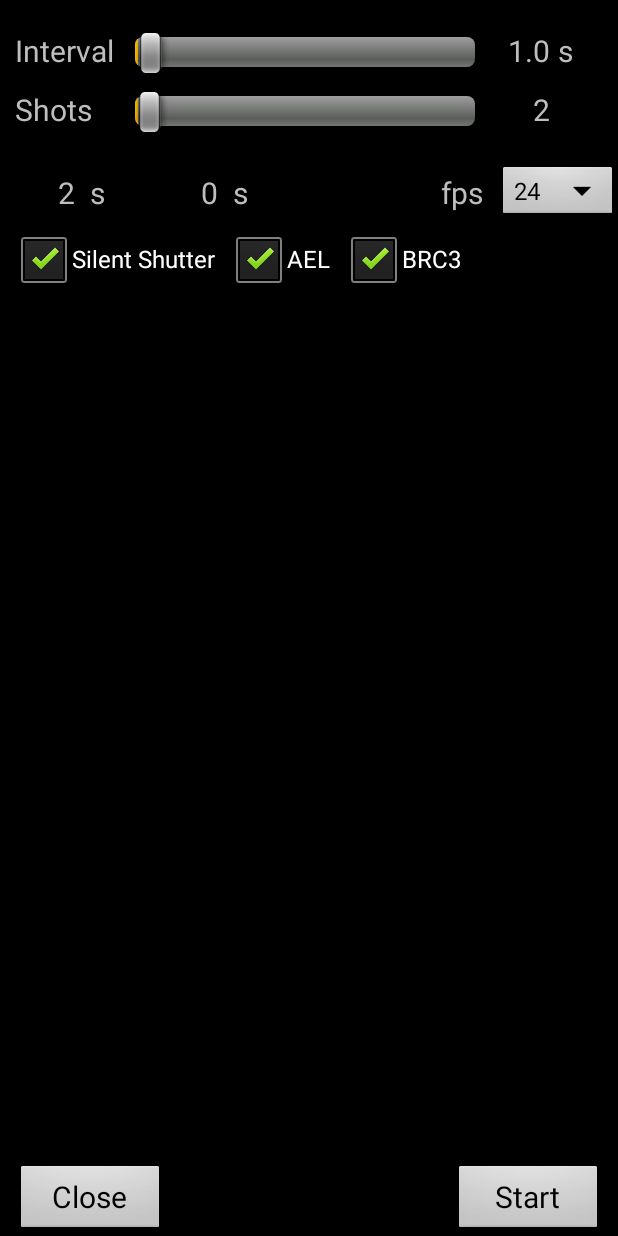
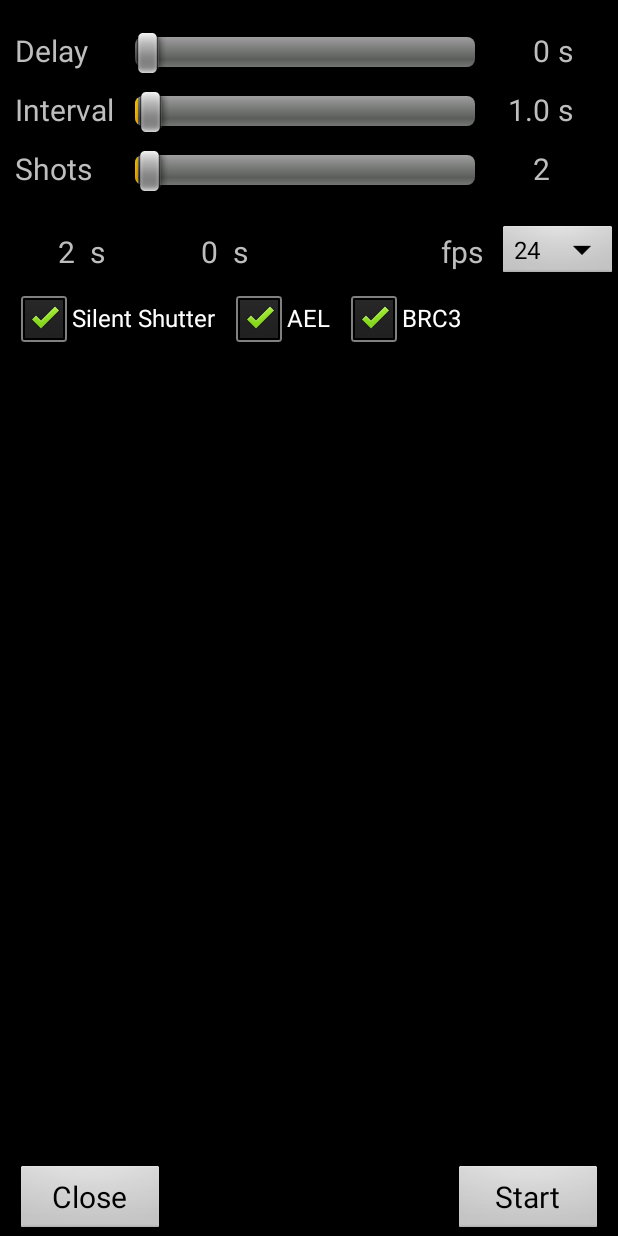
Before and after one commit to jonasjuffinger/TimeLapse, an Android app: the screen it shows after launch (SettingsActivity), on a phone screen of 412 x 824 dp. Run offline under Robolectric (Android 15) with nearby library versions, the phone set to English and light mode, and no system bars; libraries missing offline, so code that uses them is left out: com.sony.scalar; pictures from the network do not load; 4 statements that could not run were skipped.

Commit message:
Feature: Optionally wait for an initial delay before starting to record the timelapse

```diff
--- a/app/src/main/java/com/jonasjuffinger/timelapse/Settings.java
+++ b/app/src/main/java/com/jonasjuffinger/timelapse/Settings.java
@@ -13,6 +13,7 @@ import static android.preference.PreferenceManager.getDefaultSharedPreferences;
  */
 
 class Settings {
+    private static final String EXTRA_DELAY = "com.jonasjuffinger.timelapse.DELAY";
     private static final String EXTRA_INTERVAL = "com.jonasjuffinger.timelapse.INTERVAL";
     private static final String EXTRA_SHOTCOUNT = "com.jonasjuffinger.timelapse.SHOTCOUNT";
     private static final String EXTRA_DISPLAYOFF = "com.jonasjuffinger.timelapse.DISPLAYOFF";
@@ -20,6 +21,7 @@ class Settings {
     private static final String EXTRA_AEL = "com.jonasjuffinger.timelapse.AEL";
     private static final String EXTRA_BRS = "com.jonasjuffinger.timelapse.BRS";
 
+    int delay, rawDelay;
     double interval;
     int rawInterval;
     int shotCount, rawShotCount;
@@ -30,6 +32,8 @@ class Settings {
     boolean brs;
 
     Settings() {
+        delay = 0;
+        rawDelay = 0;
         interval = 1;
         rawInterval = 1;
         shotCount = 1;
@@ -41,7 +45,8 @@ class Settings {
         brs = true;
     }
 
-    public Settings(double interval, int shotCount, boolean displayOff, boolean silentShutter, boolean ael, boolean brs) {
+    public Settings(int delay, double interval, int shotCount, boolean displayOff, boolean silentShutter, boolean ael, boolean brs) {
+        this.delay = delay;
         this.interval = interval;
         this.shotCount = shotCount;
         this.displayOff = displayOff;
@@ -51,6 +56,7 @@ class Settings {
     }
 
     void putInIntent(Intent intent) {
+        intent.putExtra(EXTRA_DELAY, delay);
         intent.putExtra(EXTRA_INTERVAL, interval);
         intent.putExtra(EXTRA_SHOTCOUNT, shotCount);
         intent.putExtra(EXTRA_DISPLAYOFF, displayOff);
@@ -61,6 +67,7 @@ class Settings {
 
     static Settings getFromIntent(Intent intent) {
         return new Settings(
+                intent.getIntExtra(EXTRA_DELAY, 0),
                 intent.getDoubleExtra(EXTRA_INTERVAL, 1),
                 intent.getIntExtra(EXTRA_SHOTCOUNT, 1),
                 intent.getBooleanExtra(EXTRA_DISPLAYOFF, false),
@@ -74,6 +81,7 @@ class Settings {
     {
         SharedPreferences sharedPref = getDefaultSharedPreferences(context);
         SharedPreferences.Editor editor = sharedPref.edit();
+        editor.putInt("delay", rawDelay);
         editor.putInt("interval", rawInterval);
         editor.putInt("shotCount", rawShotCount);
         editor.putBoolean("silentShutter", silentShutter);
@@ -86,6 +94,7 @@ class Settings {
     void load(Context context)
     {
         SharedPreferences sharedPref = getDefaultSharedPreferences(context);
+        rawDelay = sharedPref.getInt("delay", rawDelay);
         rawInterval = sharedPref.getInt("interval", rawInterval);
         rawShotCount = sharedPref.getInt("shotCount", rawShotCount);
         silentShutter = sharedPref.getBoolean("silentShutter", silentShutter);
--- a/app/src/main/java/com/jonasjuffinger/timelapse/SettingsActivity.java
+++ b/app/src/main/java/com/jonasjuffinger/timelapse/SettingsActivity.java
@@ -26,6 +26,9 @@ public class SettingsActivity extends BaseActivity
     private TabHost tabHost;
 
     private Button bnStart, bnClose;
+
+    private AdvancedSeekBar sbDelay;
+    private TextView tvDelayValue, tvDelayUnit;
 
     private AdvancedSeekBar sbInterval;
     private TextView tvIntervalValue, tvIntervalUnit;
@@ -68,10 +71,14 @@ public class SettingsActivity extends BaseActivity
         tvIntervalValue = (TextView) findViewById(R.id.tvIntervalValue);
         tvIntervalUnit = (TextView) findViewById(R.id.tvIntervalUnit);
 
+        tvDelayValue = (TextView) findViewById(R.id.tvDelayValue);
+        tvDelayUnit = (TextView) findViewById(R.id.tvDelayUnit);
+
         tvDurationValue = (TextView) findViewById(R.id.tvDurationValue);
         tvDurationUnit = (TextView) findViewById(R.id.tvDurationUnit);
         tvVideoTimeValue = (TextView) findViewById(R.id.tvVideoTimeValue);
         tvVideoTimeUnit = (TextView) findViewById(R.id.tvVideoTimeUnit);
+        sbDelay = (AdvancedSeekBar) findViewById((R.id.sbDelay));
         sbInterval = (AdvancedSeekBar) findViewById(R.id.sbInterval);
         tvShotsValue = (TextView) findViewById(R.id.tvShotsValue);
         sbShots = (AdvancedSeekBar) findViewById(R.id.sbShots);
@@ -81,6 +88,11 @@ public class SettingsActivity extends BaseActivity
         cbSilentShutter = (CheckBox) findViewById(R.id.cbSilentShutter);
         cbAEL = (CheckBox) findViewById(R.id.cbAEL);
         cbBRS = (CheckBox) findViewById(R.id.cbBRC);
+
+        sbDelay.setMax(59*5 + 2);
+        sbDelay.setOnSeekBarChangeListener(sbDelayOnSeekBarChangeListener);
+        sbDelay.setProgress(settings.rawDelay);
+        sbDelayOnSeekBarChangeListener.onProgressChanged(sbDelay, settings.rawDelay, false);
 
         sbInterval.setMax(119);
         sbInterval.setOnSeekBarChangeListener(sbIntervalOnSeekBarChangeListener);
@@ -190,6 +202,41 @@ public class SettingsActivity extends BaseActivity
         @Override
         public void onStopTrackingTouch(SeekBar seekBar) {}
     },
+
+    sbDelayOnSeekBarChangeListener = new SeekBar.OnSeekBarChangeListener() {
+        @Override
+        public void onProgressChanged(SeekBar seekBar, int i, boolean b) {
+            String delayTextValue = "";
+            String delayUnit = "";
+
+            if(i <= 59) {
+                settings.rawDelay = i;
+                settings.delay = i * 1000;
+                delayTextValue = Integer.toString(settings.rawDelay);
+                delayUnit = "s";
+            }else if(i <= 59+179) {
+                settings.rawDelay = i - 59;
+                settings.delay = settings.rawDelay * 60 * 1000;
+                delayTextValue = Integer.toString(settings.rawDelay);
+                delayUnit = "m";
+            }else if(i > 59+179) {
+                settings.rawDelay = i - 59-180 + 2;
+                settings.delay = settings.rawDelay * 60 * 60 * 1000;
+                delayTextValue = Integer.toString(settings.rawDelay);
+                delayUnit = "h";
+            }
+
+            tvDelayValue.setText(delayTextValue);
+            tvDelayUnit.setText(delayUnit);
+        }
+
+        @Override
+        public void onStartTrackingTouch(SeekBar seekBar) { }
+
+        @Override
+        public void onStopTrackingTouch(SeekBar seekBar) {}
+    },
+
     sbShotsOnSeekBarChangeListener = new SeekBar.OnSeekBarChangeListener() {
         @Override
         public void onProgressChanged(SeekBar seekBar, int i, boolean fromUser) {
@@ -311,24 +358,28 @@ public class SettingsActivity extends BaseActivity
     }
 
     protected boolean onUpperDialChanged(int value) {
+        sbDelay.dialChanged(value);
         sbInterval.dialChanged(value);
         sbShots.dialChanged(value);
         return true;
     }
 
     protected boolean onLowerDialChanged(int value) {
+        sbDelay.dialChanged(value);
         sbInterval.dialChanged(value);
         sbShots.dialChanged(value);
         return true;
     }
 
     protected boolean onThirdDialChanged(int value) {
+        sbDelay.dialChanged(value);
         sbInterval.dialChanged(value);
         sbShots.dialChanged(value);
         return true;
     }
 
     protected boolean onKuruDialChanged(int value) {
+        sbDelay.dialChanged(value);
         sbInterval.dialChanged(value);
         sbShots.dialChanged(value);
         return true;
--- a/app/src/main/res/layout/activity_settings.xml
+++ b/app/src/main/res/layout/activity_settings.xml
@@ -11,6 +11,54 @@
         android:layout_marginTop="10dp"
         android:gravity="center_horizontal"
         android:orientation="vertical">
+
+        <RelativeLayout
+            android:layout_width="match_parent"
+            android:layout_height="wrap_content"
+            android:layout_marginBottom="10dp"
+            android:orientation="horizontal">
+
+            <TextView
+                android:id="@+id/lblDelay"
+                android:layout_width="80dp"
+                android:layout_height="wrap_content"
+                android:layout_marginLeft="10dp"
+                android:gravity="center_vertical"
+                android:text="Delay"
+                android:textSize="20sp" />
+
+            <view
+                android:id="@+id/sbDelay"
+                class="com.jonasjuffinger.timelapse.AdvancedSeekBar"
+                android:layout_width="240dp"
+                android:layout_height="wrap_content"
+                android:layout_alignParentTop="true"
+                android:layout_marginRight="10dp"
+                android:layout_toLeftOf="@+id/tvDelayValue"
+                android:layout_toRightOf="@+id/lblDelay"
+                android:gravity="center_vertical" />
+
+            <TextView
+                android:id="@+id/tvDelayUnit"
+                android:layout_width="40dp"
+                android:layout_height="wrap_content"
+                android:layout_alignParentTop="true"
+                android:layout_alignParentRight="true"
+                android:gravity="center_vertical"
+                android:text="sec"
+                android:textSize="20sp" />
+
+            <TextView
+                android:id="@+id/tvDelayValue"
+                android:layout_width="40dp"
+                android:layout_height="wrap_content"
+                android:layout_alignParentTop="true"
+                android:layout_marginRight="5dp"
+                android:layout_toLeftOf="@+id/tvDelayUnit"
+                android:gravity="right|center_vertical"
+                android:text="10.5"
+                android:textSize="20sp" />
+        </RelativeLayout>
 
         <RelativeLayout
             android:layout_width="match_parent"
```
Also changed, not shown: app/src/main/java/com/jonasjuffinger/timelapse/ShootActivity.java (+19 -1 lines), 1 other file.
